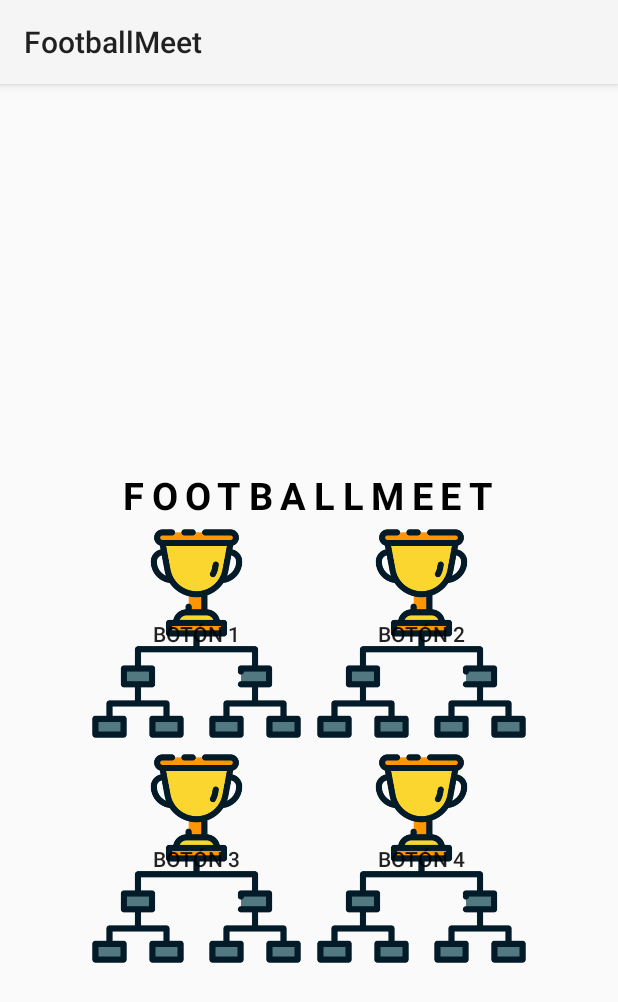
After one commit to braisd11/FootballMeet, an Android app: the Menu screen opened directly, with no data from a screen before it, on a phone screen of 412 x 824 dp. The commit adds this screen. Shown: the top 1002 px of the screen. Run offline under Robolectric (Android 15) with nearby library versions, the phone set to English and light mode, and no system bars.

Commit message:
menu iniciado

```diff
--- a/FootballMeet2/app/src/main/AndroidManifest.xml
+++ b/FootballMeet2/app/src/main/AndroidManifest.xml
@@ -12,6 +12,9 @@
         android:supportsRtl="true"
         android:theme="@style/Theme.FootballMeet"
         tools:targetApi="31">
+        <activity
+            android:name=".menu.Menu"
+            android:exported="false" />
         <activity
             android:name=".registration.LogIn"
             android:exported="false" />
--- a/FootballMeet2/app/src/main/java/com/example/footballmeet/MainActivity.java
+++ b/FootballMeet2/app/src/main/java/com/example/footballmeet/MainActivity.java
@@ -13,6 +13,7 @@ import android.widget.Button;
 import android.widget.Toast;
 
 import com.example.footballmeet.bd.MiDBHelper;
+import com.example.footballmeet.menu.Menu;
 import com.example.footballmeet.registration.LogIn;
 import com.example.footballmeet.registration.SignIn;
 
@@ -77,6 +78,8 @@ public class MainActivity extends AppCompatActivity {
             if (resultCode == RESULT_OK) {
 
                 showToast(this, "Iniciado correctamente");
+                Intent intent = new Intent(this, Menu.class);
+                startActivity(intent);
 
             } else if (resultCode == RESULT_CANCELED) {
 
--- /dev/null
+++ b/FootballMeet2/app/src/main/java/com/example/footballmeet/menu/Menu.java
@@ -0,0 +1,16 @@
+package com.example.footballmeet.menu;
+
+import androidx.appcompat.app.AppCompatActivity;
+
+import android.os.Bundle;
+
+import com.example.footballmeet.R;
+
+public class Menu extends AppCompatActivity {
+
+    @Override
+    protected void onCreate(Bundle savedInstanceState) {
+        super.onCreate(savedInstanceState);
+        setContentView(R.layout.activity_menu);
+    }
+}
--- /dev/null
+++ b/FootballMeet2/app/src/main/res/drawable/custom_button.xml
@@ -0,0 +1,5 @@
+<resources xmlns:android="http://schemas.android.com/apk/res/android">
+<declare-styleable android:name="CustomButton">
+    <attr android:name="buttonBackground" android:format="reference"/>
+</declare-styleable>
+</resources>
--- /dev/null
+++ b/FootballMeet2/app/src/main/res/drawable/rounded_button_background.xml
@@ -0,0 +1,8 @@
+<?xml version="1.0" encoding="utf-8"?>
+<selector xmlns:android="http://schemas.android.com/apk/res/android">
+    <shape xmlns:android="http://schemas.android.com/apk/res/android"
+        android:shape="rectangle">
+        <corners android:radius="10dp" /> <!-- Ajusta el radio según lo redondeado que quieras -->
+        <solid android:color="#FF4081" /> <!-- Color de fondo del botón -->
+    </shape>
+</selector>
--- /dev/null
+++ b/FootballMeet2/app/src/main/res/layout/activity_menu.xml
@@ -0,0 +1,62 @@
+<LinearLayout xmlns:android="http://schemas.android.com/apk/res/android"
+    xmlns:app="http://schemas.android.com/apk/res-auto"
+    android:layout_width="match_parent"
+    android:layout_height="match_parent"
+    android:gravity="center"
+    android:orientation="vertical">
+
+    <TextView
+        android:layout_width="wrap_content"
+        android:layout_height="wrap_content"
+        android:layout_marginTop="80dp"
+        android:letterSpacing="0.2"
+        android:text="@string/appName"
+        android:textColor="@color/black"
+        android:textSize="@dimen/titleSize"
+        android:textStyle="bold" />
+
+    <GridLayout
+        android:id="@+id/gridLayout"
+        android:layout_width="wrap_content"
+        android:layout_height="wrap_content"
+        android:columnCount="2"
+        android:rowCount="2">
+
+        <Button
+            style="@style/ButtonStyle"
+            android:layout_width="150dp"
+            android:layout_height="150dp"
+            android:background="@drawable/img_torneo"
+            android:gravity="center"
+            android:padding="16dp"
+            android:text="Botón 1" />
+
+        <Button
+            style="@style/ButtonStyle"
+            android:layout_width="150dp"
+            android:layout_height="150dp"
+            android:background="@drawable/img_torneo"
+            android:gravity="center"
+            android:padding="16dp"
+            android:text="Botón 2" />
+
+        <Button
+            style="@style/ButtonStyle"
+            android:layout_width="150dp"
+            android:layout_height="150dp"
+            android:background="@drawable/img_torneo"
+            android:gravity="center"
+            android:padding="16dp"
+            android:text="Botón 3" />
+
+        <Button
+            style="@style/ButtonStyle"
+            android:layout_width="150dp"
+            android:layout_height="150dp"
+            android:background="@drawable/img_torneo"
+            android:gravity="center"
+            android:padding="16dp"
+            android:text="Botón 4" />
+
+    </GridLayout>
+</LinearLayout>
--- /dev/null
+++ b/FootballMeet2/app/src/main/res/values/styles.xml
@@ -0,0 +1,7 @@
+<?xml version="1.0" encoding="utf-8"?>
+<resources>
+    <style name="ButtonStyle" parent="Widget.AppCompat.Button">
+        <item name="android:background">@drawable/rounded_button_background</item>
+        <item name="android:elevation">8dp</item>
+    </style>
+</resources>
```
Also changed, not shown: FootballMeet2/app/src/main/res/drawable/background_menu.jpeg (added), FootballMeet2/app/src/main/res/drawable/img_torneo.png (added).
